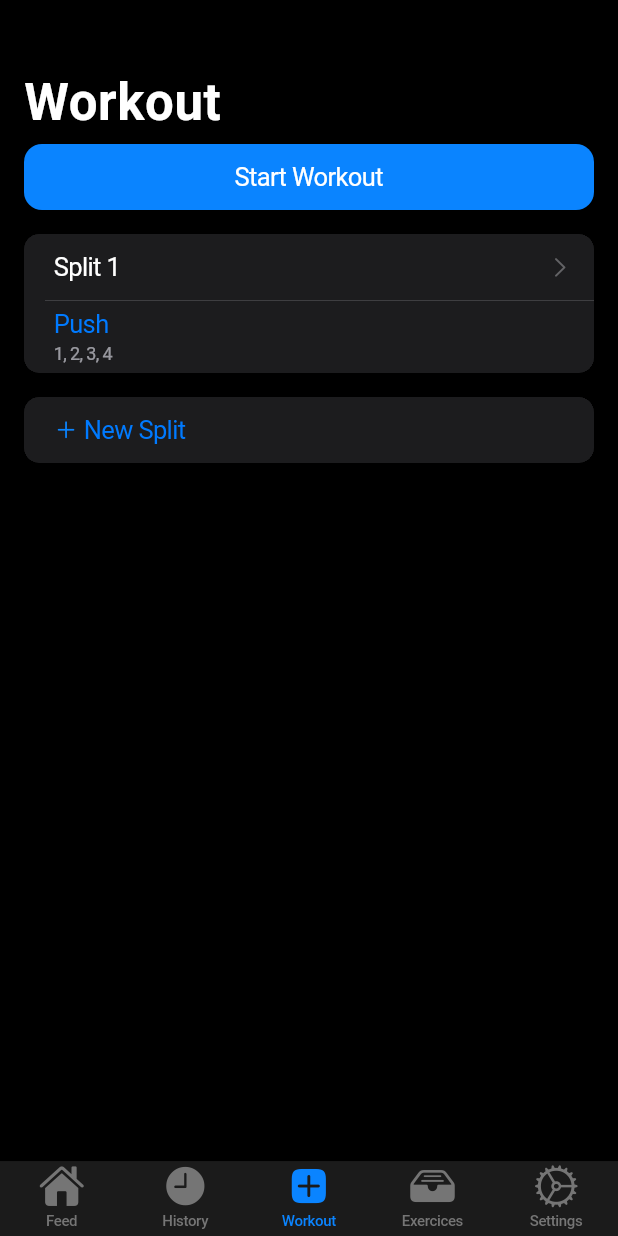
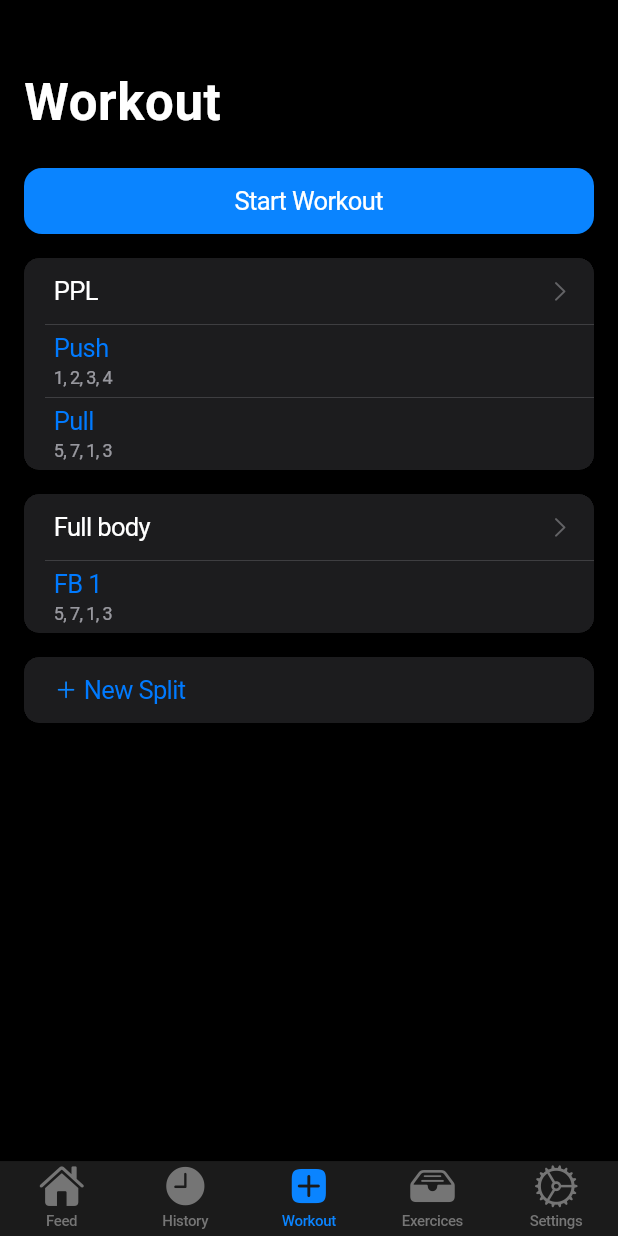
Before and after one commit to Tranzitron/Tracker, a Flutter app: the screen it shows after launch, item 3 of the bottom bar chosen, on a phone screen of 412 x 824 dp. Run offline on Flutter 3.47's test engine with Material 3 defaults, Android fonts, the phone set to English and light mode, and no system bars; our stand-ins replace isar; accounts and stored records are empty; generated files the repository leaves out were written again.

Commit message:
NewSplitPage WIP,TabController

```diff
--- a/tracker/lib/home_page.dart
+++ b/tracker/lib/home_page.dart
@@ -1,10 +1,11 @@
 import 'package:flutter/cupertino.dart';
+import 'package:quiver/collection.dart';
 
 import 'pages/exercices_page.dart';
 import 'pages/feed_page.dart';
 import 'pages/history_page.dart';
 import 'pages/settings_page.dart';
-import 'pages/workout_page.dart';
+import 'pages/workout/workout_page.dart';
 
 class HomePage extends StatefulWidget {
   const HomePage({super.key});
@@ -14,9 +15,12 @@ class HomePage extends StatefulWidget {
 }
 
 class _HomePageState extends State<HomePage> {
+  get controller => HomePageSingleton().controller;
+
   @override
   Widget build(BuildContext context) {
     return CupertinoTabScaffold(
+      controller: controller,
       tabBar: CupertinoTabBar(
         items: const <BottomNavigationBarItem>[
           BottomNavigationBarItem(
@@ -44,17 +48,45 @@ class _HomePageState extends State<HomePage> {
       tabBuilder: (BuildContext context, int index) {
         return CupertinoTabView(
           builder: (BuildContext context) {
-            return switch (index) {
+            return CupertinoPageScaffold(
+              child: switch (index) {
                 0 => FeedPage(),
                 1 => HistoryPage(),
                 2 => WorkoutPage(),
                 3 => ExercicesPage(),
                 4 => SettingsPage(),
                 int() => throw UnimplementedError(),
-            };
+              },
+            );
           },
         );
       },
     );
   }
 }
+
+class HomePageSingleton {
+  static final HomePageSingleton _singleton = HomePageSingleton._internal();
+
+  factory HomePageSingleton() {
+    return _singleton;
+  }
+
+  HomePageSingleton._internal() {
+    tabMap.addAll(
+      {
+        TabName.feed: 0,
+        TabName.history: 1,
+        TabName.workout: 2,
+        TabName.exercises: 3,
+        TabName.settings: 4,
+      },
+    );
+  }
+
+  CupertinoTabController controller = CupertinoTabController();
+
+  BiMap<TabName, int> tabMap = BiMap<TabName, int>();
+}
+
+enum TabName { feed, history, workout, exercises, settings }
--- a/tracker/lib/main.dart
+++ b/tracker/lib/main.dart
@@ -3,6 +3,7 @@ import 'package:isar/isar.dart';
 import 'package:path_provider/path_provider.dart';
 import 'package:tracker/Models/exercise.dart';
 import 'package:tracker/home_page.dart';
+import 'package:tracker/models/workout_split.dart';
 
 Future<void> main() async {
   WidgetsFlutterBinding.ensureInitialized();
@@ -13,7 +14,7 @@ class DbInstance {
   static Future<Isar> getIsar() async {
     final dir = await getApplicationDocumentsDirectory();
     return await Isar.open(
-      [ExerciseSchema],
+      [ExerciseSchema, WorkoutSplitSchema],
       directory: dir.path,
     );
   }
--- a/tracker/lib/models/workout_split.dart
+++ b/tracker/lib/models/workout_split.dart
@@ -1,5 +1,4 @@
 import 'package:isar/isar.dart';
-import 'package:tracker/models/workout_split_day.dart';
 
 part 'workout_split.g.dart';
 // dart run build_runner build
@@ -19,3 +18,18 @@ class WorkoutSplit {
     this.order = -1,
   });
 }
+
+@embedded
+class WorkoutSplitDay {
+  String title;
+  String description;
+  List<int> exercises; // TODO create ExerciceItem model
+  int order;
+
+  WorkoutSplitDay({
+    this.title = "Split Day",
+    this.description = "",
+    this.exercises = const [],
+    this.order = -1,
+  });
+}
--- a/tracker/lib/models/workout_split_day.dart
+++ /dev/null
@@ -1,16 +0,0 @@
-import 'package:isar/isar.dart';
-
-@embedded
-class WorkoutSplitDay {
-  String title;
-  String description;
-  List<int> exercises; // TODO create ExerciceItem model
-  int order;
-
-  WorkoutSplitDay({
-    this.title = "Split Day",
-    this.description = "",
-    this.exercises = const [],
-    this.order = -1,
-  });
-}
--- a/tracker/lib/pages/workout_page.dart
+++ b/tracker/lib/pages/workout/workout_page.dart
@@ -1,7 +1,6 @@
 import 'package:flutter/cupertino.dart';
 import 'package:tracker/models/workout_split.dart';
-
-import '../models/workout_split_day.dart';
+import 'package:tracker/pages/workout/new_split.dart';
 
 class WorkoutPage extends StatefulWidget {
   const WorkoutPage({
@@ -20,7 +19,7 @@ class _WorkoutPageState extends State<WorkoutPage> {
     super.initState();
     splits.add(
       WorkoutSplit(
-        title: 'Split 1',
+        title: 'PPL',
         description: 'Description 1',
         order: 0,
         splitDays: [
@@ -30,6 +29,27 @@ class _WorkoutPageState extends State<WorkoutPage> {
             description: 'Chest, Triceps, Shoulders',
             order: 0,
           ),
+          WorkoutSplitDay(
+            title: 'Pull',
+            exercises: [5, 7, 1, 3],
+            description: 'Back, Biceps, Trapz',
+            order: 4,
+          ),
+        ],
+      ),
+    );
+    splits.add(
+      WorkoutSplit(
+        title: 'Full body',
+        description: 'Description 2',
+        order: 5,
+        splitDays: [
+          WorkoutSplitDay(
+            title: 'FB 1',
+            exercises: [5, 7, 1, 3],
+            description: 'Back, Biceps, Trapz',
+            order: 4,
+          ),
         ],
       ),
     );
@@ -37,15 +57,14 @@ class _WorkoutPageState extends State<WorkoutPage> {
 
   @override
   Widget build(BuildContext context) {
-    return CupertinoPageScaffold(
-      child: CustomScrollView(
+    return CustomScrollView(
       slivers: <Widget>[
         CupertinoSliverNavigationBar(
           largeTitle: Text('Workout'),
         ),
         SliverFillRemaining(
           child: Padding(
-              padding: const EdgeInsets.symmetric(horizontal: 16),
+            padding: const EdgeInsets.all(16.0),
             child: Column(
               mainAxisAlignment: MainAxisAlignment.start,
               children: <Widget>[
@@ -56,7 +75,6 @@ class _WorkoutPageState extends State<WorkoutPage> {
                       padding: EdgeInsets.all(0),
                       shrinkWrap: true,
                       itemCount: splits.length,
-                        prototypeItem: BuildSplit(splits.first),
                       itemBuilder: (context, index) {
                         return BuildSplit(splits[index]);
                       },
@@ -68,7 +86,6 @@ class _WorkoutPageState extends State<WorkoutPage> {
           ),
         ),
       ],
-      ),
     );
   }
 }
@@ -130,7 +147,16 @@ class BuildNewWorkoutButton extends StatelessWidget {
               ),
             ],
           ),
-          onTap: () => (),
+          onTap: () => {
+            Navigator.push(
+              context,
+              CupertinoPageRoute<Widget>(
+                builder: (BuildContext context) {
+                  return const NewSplitPage();
+                },
+              ),
+            )
+          },
         ),
       ],
     );
--- a/tracker/pubspec.yaml
+++ b/tracker/pubspec.yaml
@@ -13,6 +13,7 @@ dependencies:
   isar: ^3.1.0+1
   isar_flutter_libs: ^3.1.0+1
   path_provider: ^2.1.5
+  quiver: ^3.2.2
 
 dev_dependencies:
   flutter_test:
```
Also changed, not shown: tracker/lib/pages/feed_page.dart (+4 -12 lines), tracker/lib/pages/workout/new_split.dart (added, +48 -0 lines), tracker/lib/models/workout_split.g.dart, tracker/pubspec.lock. Lines whose indentation alone changed are shown as unchanged.
